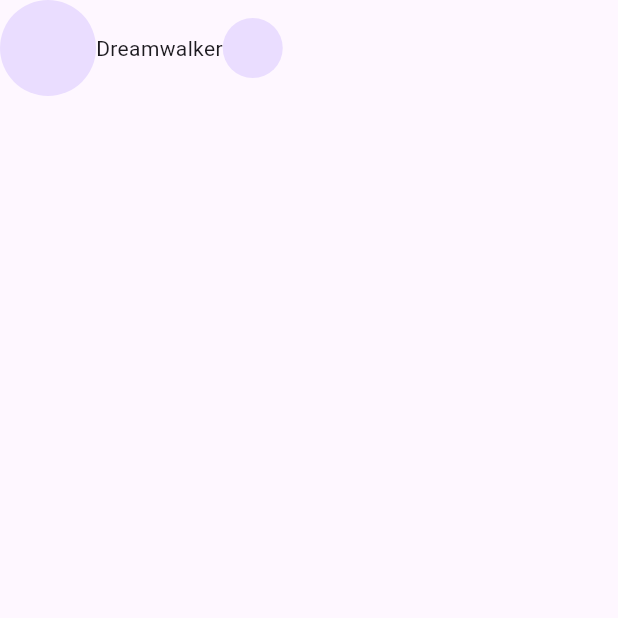
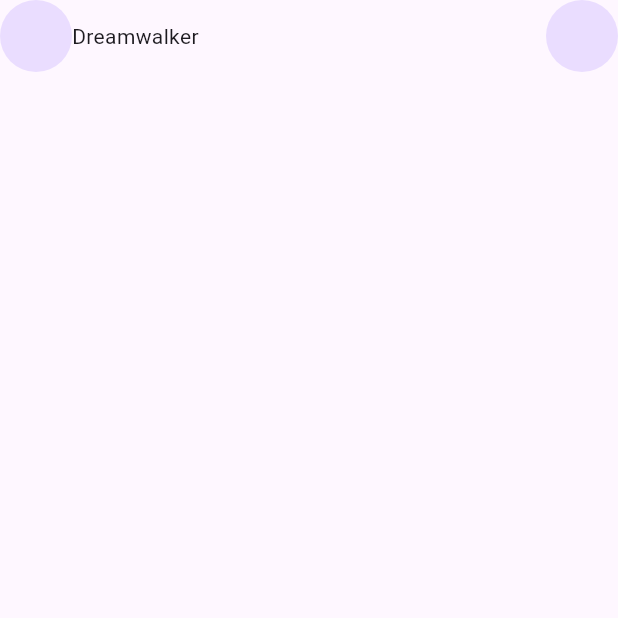
Before and after one commit to JAICHANGPARK/flutter_notebook_chapter_43, a Flutter app: the EducationHomePage screen opened directly, on a phone screen of 412 x 824 dp, the top half of it. Run offline on Flutter 3.47's test engine with Material 3 defaults, Android fonts, the phone set to English and light mode, and no system bars; our stand-ins replace gap, hugeicons, percent_indicator.

Commit message:
Update education_home_page.dart

```diff
--- a/lib/ep2191_education_app/ui/education_home_page.dart
+++ b/lib/ep2191_education_app/ui/education_home_page.dart
@@ -18,10 +18,12 @@ class _EducationHomePageState extends State<EducationHomePage> {
             Row(
               children: [
                 CircleAvatar(
-                  radius: 32,
+                  radius: 24,
                 ),
-                Text("Dreamwalker"),
-                CircleAvatar()
+                Expanded(child: Text("Dreamwalker")),
+                CircleAvatar(
+                  radius: 24,
+                )
               ],
             )
           ],
```
